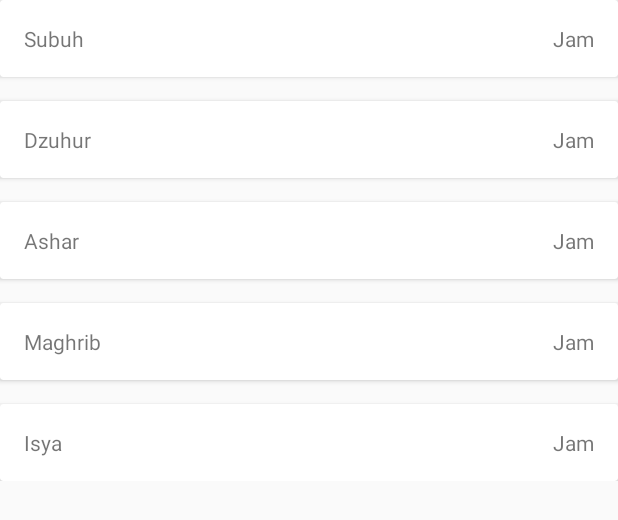
After one commit to bukanavatar/ShalatDiary, an Android app: the layout recycler_jadwal_shalat.xml on its own in the app's theme, with its tools: preview values and no code run, on a phone screen of 412 x 824 dp. The commit adds this screen. Shown: the top 520 px of the screen. Run offline under Robolectric (Android 15) with nearby library versions, the phone set to English and light mode, and no system bars.

Commit message:
+ jadwal shalat adapter revisi + recycler_jadwal_shalat revisi

```diff
--- a/app/src/main/res/drawable/bio.xml
+++ /dev/null
@@ -1,4 +0,0 @@
-<?xml version="1.0" encoding="utf-8"?>
-<selector>
-
-</selector>
--- /dev/null
+++ b/app/src/main/res/layout/recycler_jadwal_shalat.xml
@@ -0,0 +1,120 @@
+<?xml version="1.0" encoding="utf-8"?>
+<RelativeLayout xmlns:android="http://schemas.android.com/apk/res/android"
+    android:layout_width="match_parent"
+    android:layout_height="wrap_content">
+
+    <LinearLayout
+        android:layout_width="match_parent"
+        android:layout_height="wrap_content"
+        android:orientation="vertical">
+
+        <android.support.v7.widget.CardView
+            android:layout_width="match_parent"
+            android:layout_height="wrap_content"
+            android:layout_marginBottom="16dp">
+
+            <TextView
+                android:id="@+id/waktuShalatSubuh"
+                android:layout_width="wrap_content"
+                android:layout_height="wrap_content"
+                android:layout_gravity="left"
+                android:padding="16dp"
+                android:text="Subuh" />
+
+            <TextView
+                android:id="@+id/jamShalatSubuh"
+                android:layout_width="wrap_content"
+                android:layout_height="wrap_content"
+                android:layout_gravity="right"
+                android:padding="16dp"
+                android:text="Jam" />
+        </android.support.v7.widget.CardView>
+
+        <android.support.v7.widget.CardView
+            android:layout_width="match_parent"
+            android:layout_height="wrap_content"
+            android:layout_marginBottom="16dp">
+
+            <TextView
+                android:id="@+id/waktuShalatDuhur"
+                android:layout_width="wrap_content"
+                android:layout_height="wrap_content"
+                android:layout_gravity="left"
+                android:padding="16dp"
+                android:text="Dzuhur" />
+
+            <TextView
+                android:id="@+id/jamShalatDzuhur"
+                android:layout_width="wrap_content"
+                android:layout_height="wrap_content"
+                android:layout_gravity="right"
+                android:padding="16dp"
+                android:text="Jam" />
+        </android.support.v7.widget.CardView>
+
+        <android.support.v7.widget.CardView
+            android:layout_width="match_parent"
+            android:layout_height="wrap_content"
+            android:layout_marginBottom="16dp">
+
+            <TextView
+                android:id="@+id/waktuShalatAshar"
+                android:layout_width="wrap_content"
+                android:layout_height="wrap_content"
+                android:layout_gravity="left"
+                android:padding="16dp"
+                android:text="Ashar" />
+
+            <TextView
+                android:id="@+id/jamShalatAshar"
+                android:layout_width="wrap_content"
+                android:layout_height="wrap_content"
+                android:layout_gravity="right"
+                android:padding="16dp"
+                android:text="Jam" />
+        </android.support.v7.widget.CardView>
+
+        <android.support.v7.widget.CardView
+            android:layout_width="match_parent"
+            android:layout_height="wrap_content"
+            android:layout_marginBottom="16dp">
+
+            <TextView
+                android:id="@+id/waktuShalatMaghrib"
+                android:layout_width="wrap_content"
+                android:layout_height="wrap_content"
+                android:layout_gravity="left"
+                android:padding="16dp"
+                android:text="Maghrib" />
+
+            <TextView
+                android:id="@+id/jamShalatMaghrib"
+                android:layout_width="wrap_content"
+                android:layout_height="wrap_content"
+                android:layout_gravity="right"
+                android:padding="16dp"
+                android:text="Jam" />
+        </android.support.v7.widget.CardView>
+
+        <android.support.v7.widget.CardView
+            android:layout_width="match_parent"
+            android:layout_height="wrap_content">
+
+            <TextView
+                android:id="@+id/waktuShalatIsya"
+                android:layout_width="wrap_content"
+                android:layout_height="wrap_content"
+                android:layout_gravity="left"
+                android:padding="16dp"
+                android:text="Isya" />
+
+            <TextView
+                android:id="@+id/jamShalatIsya"
+                android:layout_width="wrap_content"
+                android:layout_height="wrap_content"
+                android:layout_gravity="right"
+                android:padding="16dp"
+                android:text="Jam" />
+        </android.support.v7.widget.CardView>
+    </LinearLayout>
+</RelativeLayout>
```
Also changed, not shown: app/src/main/java/id/sch/smktelkom_mlg/afinal/xirpl3042731/salatdiary/Adapters/JadwalShalatAdapter.java (+53 -1 lines), app/src/main/res/layout/recycler_jadwal_salat.xml (deleted, +0 -35 lines).
